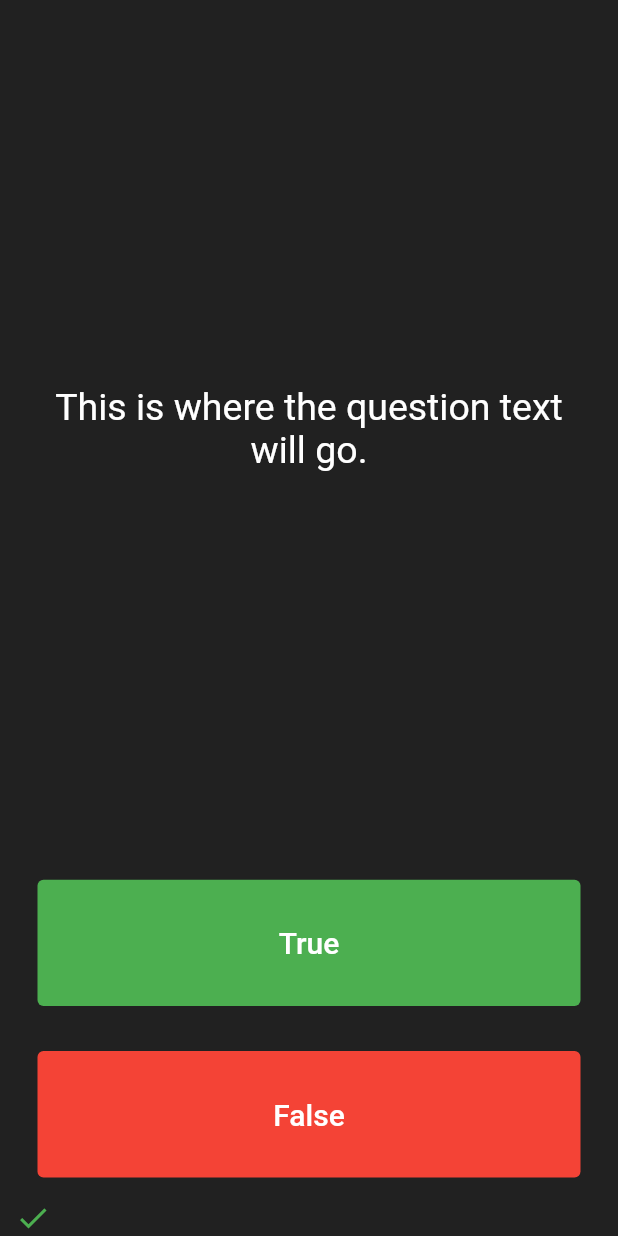
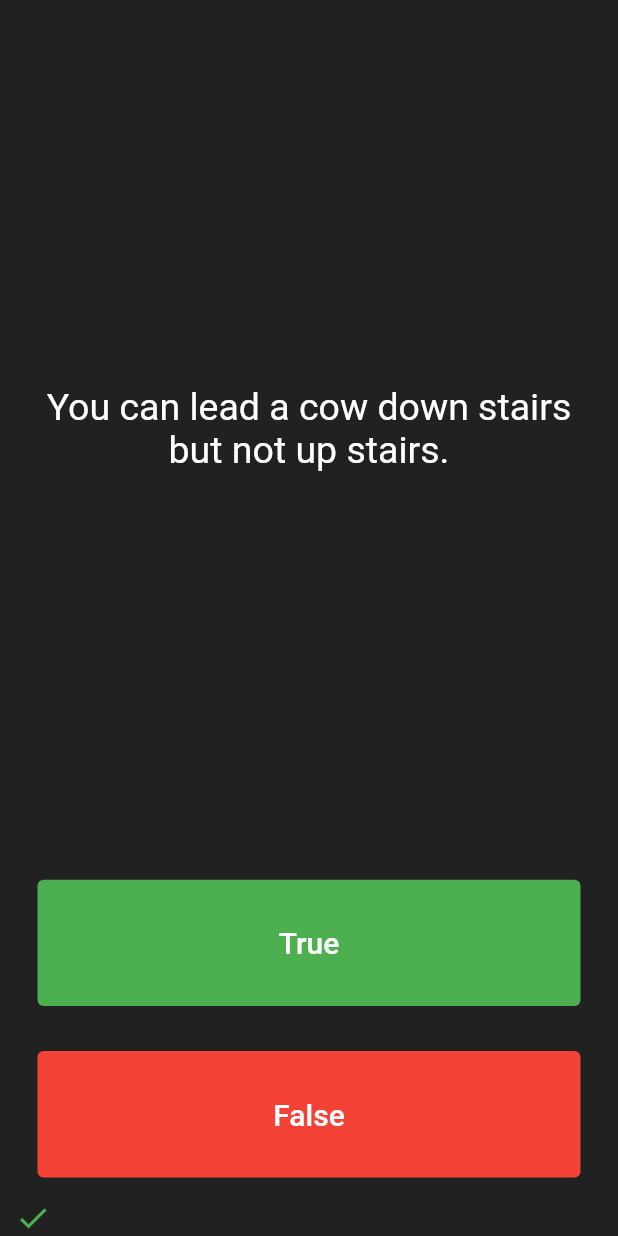
Before and after one commit to Rob183/quizzler, a Flutter app: the screen it shows after launch, after a tap on "True", on a phone screen of 412 x 824 dp. Run offline on Flutter 3.47's test engine with Material 2 defaults, Android fonts, the phone set to English and light mode, and no system bars; our stand-ins replace rflutter_alert.

Commit message:
upload gitHub

```diff
--- a/lib/main.dart
+++ b/lib/main.dart
@@ -1,6 +1,8 @@
 // ignore_for_file: prefer_const_constructors
 
 import 'package:flutter/material.dart';
+import 'questionBrain.dart';
+import 'package:rflutter_alert/rflutter_alert.dart';
 
 void main() => runApp(Quizzler());
 
@@ -36,6 +38,29 @@ class _QuizPageState extends State<QuizPage> {
   Icon check = Icon(Icons.check, color: Colors.green);
   Icon close = Icon(Icons.close, color: Colors.red);
 
+  QuestionBrain questionBrain = QuestionBrain();
+
+  void checkAnswer(bool pickedAnswer) {
+    setState(() {
+      if (pickedAnswer == questionBrain.getAnswer()) {
+        scoreKeeper.add(check);
+      } else {
+        scoreKeeper.add(close);
+      }
+      if (questionBrain.isFinished() == true) {
+        Alert(
+          context: context,
+          title: "FLUTTER",
+          desc: "Flutter is awesome.",
+        ).show();
+        scoreKeeper.clear();
+        questionBrain.setFinished();
+      } else {
+        questionBrain.incQuestionNum();
+      }
+    });
+  }
+
   @override
   Widget build(BuildContext context) {
     return Column(
@@ -48,7 +73,7 @@ class _QuizPageState extends State<QuizPage> {
             padding: EdgeInsets.all(10.0),
             child: Center(
               child: Text(
-                'This is where the question text will go.',
+                questionBrain.getQuestion(),
                 textAlign: TextAlign.center,
                 style: TextStyle(
                   fontSize: 25.0,
@@ -73,9 +98,7 @@ class _QuizPageState extends State<QuizPage> {
                 ),
               ),
               onPressed: () {
-                setState(() {
-                  scoreKeeper.add(check);
-                });
+                checkAnswer(true);
               },
             ),
           ),
@@ -95,9 +118,7 @@ class _QuizPageState extends State<QuizPage> {
                 ),
               ),
               onPressed: () {
-                setState(() {
-                  scoreKeeper.add(close);
-                });
+                checkAnswer(false);
               },
             ),
           ),
@@ -109,9 +130,3 @@ class _QuizPageState extends State<QuizPage> {
     );
   }
 }
-
-/*
-question1: 'You can lead a cow down stairs but not up stairs.', false,
-question2: 'Approximately one quarter of human bones are in the feet.', true,
-question3: 'A slug\'s blood is green.', true,
-*/
--- /dev/null
+++ b/lib/question.dart
@@ -0,0 +1,6 @@
+class Question {
+  String questions = "";
+  bool answer = false;
+
+  Question(this.questions, this.answer);
+}
--- /dev/null
+++ b/lib/questionBrain.dart
@@ -0,0 +1,64 @@
+import 'package:flutter/rendering.dart';
+
+import 'question.dart';
+
+class QuestionBrain {
+  int _questionNum = 0;
+  bool _finished = false;
+
+  final List<Question> _questionBank = [
+    Question('Some cats are actually allergic to humans', true),
+    Question('You can lead a cow down stairs but not up stairs.', false),
+    Question('Approximately one quarter of human bones are in the feet.', true),
+    Question('A slug\'s blood is green.', true),
+    Question('Buzz Aldrin\'s mother\'s maiden name was \"Moon\".', true),
+    Question('It is illegal to pee in the Ocean in Portugal.', true),
+    Question(
+        'No piece of square dry paper can be folded in half more than 7 times.',
+        false),
+    Question(
+        'In London, UK, if you happen to die in the House of Parliament, you are technically entitled to a state funeral, because the building is considered too sacred a place.',
+        true),
+    Question(
+        'The loudest sound produced by any animal is 188 decibels. That animal is the African Elephant.',
+        false),
+    Question(
+        'The total surface area of two human lungs is approximately 70 square metres.',
+        true),
+    Question('Google was originally called \"Backrub\".', true),
+    Question(
+        'Chocolate affects a dog\'s heart and nervous system; a few ounces are enough to kill a small dog.',
+        true),
+    Question(
+        'In West Virginia, USA, if you accidentally hit an animal with your car, you are free to take it home to eat.',
+        true),
+  ];
+
+  void incQuestionNum() {
+    _questionNum++;
+  }
+
+  bool isFinished() {
+    if (_questionNum == _questionBank.length - 1) {
+      _finished = true;
+      _questionNum = 0;
+    }
+    return _finished;
+  }
+
+  String getQuestion() {
+    return _questionBank[_questionNum].questions;
+  }
+
+  bool getAnswer() {
+    return _questionBank[_questionNum].answer;
+  }
+
+  int getBankLength() {
+    return _questionBank.length;
+  }
+
+  void setFinished() {
+    _finished = false;
+  }
+}
--- a/pubspec.yaml
+++ b/pubspec.yaml
@@ -30,10 +30,11 @@ dependencies:
   flutter:
     sdk: flutter
 
-
   # The following adds the Cupertino Icons font to your application.
   # Use with the CupertinoIcons class for iOS style icons.
   cupertino_icons: ^1.0.2
+  rflutter_alert: ^2.0.4
+
 
 dev_dependencies:
   flutter_test:
@@ -59,7 +60,7 @@ flutter:
 
   # To add assets to your application, add an assets section, like this:
   # assets:
-  #   - images/a_dot_burr.jpeg
+    # - images/a_dot_burr.jpeg
   #   - images/a_dot_ham.jpeg
 
   # An image asset can refer to one or more resolution-specific "variants", see
```
Also changed, not shown: pubspec.lock.
